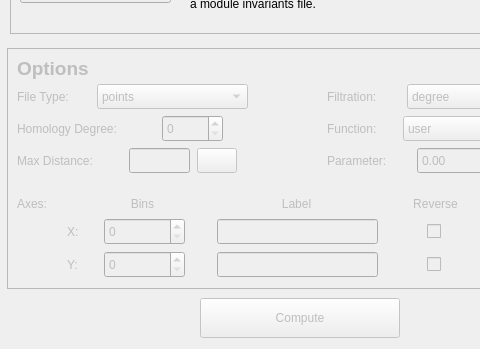
Before: the Qt Designer form dataselectdialog.ui in rivetTDA/rivet, drawn with Qt 5; both pictures show x 0 to 480 and y 87 to 436 of the 600 by 436 pixel window.
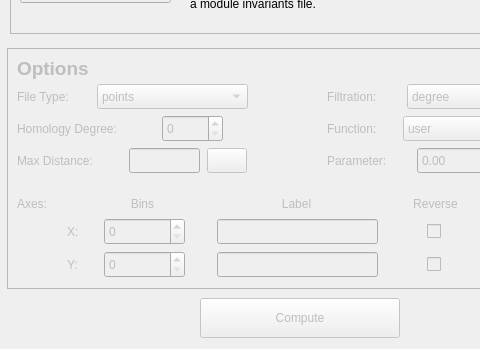
After: the same form once the commit is applied.

Commit message:
Dialog Box Bug Fixes
Change parameter label for different function types.
Default parameter values for functions.
Make "user" option unavailable for files without function values.

```diff
--- a/dataselectdialog.ui
+++ b/dataselectdialog.ui
@@ -391,7 +391,7 @@
      <rect>
       <x>122</x>
       <y>100</y>
-      <width>61</width>
+      <width>71</width>
       <height>25</height>
      </rect>
     </property>
@@ -402,7 +402,7 @@
    <widget class="QPushButton" name="maxDistHelp">
     <property name="geometry">
      <rect>
-      <x>190</x>
+      <x>200</x>
       <y>100</y>
       <width>40</width>
       <height>25</height>
```
The commit also changes 1 other file.
